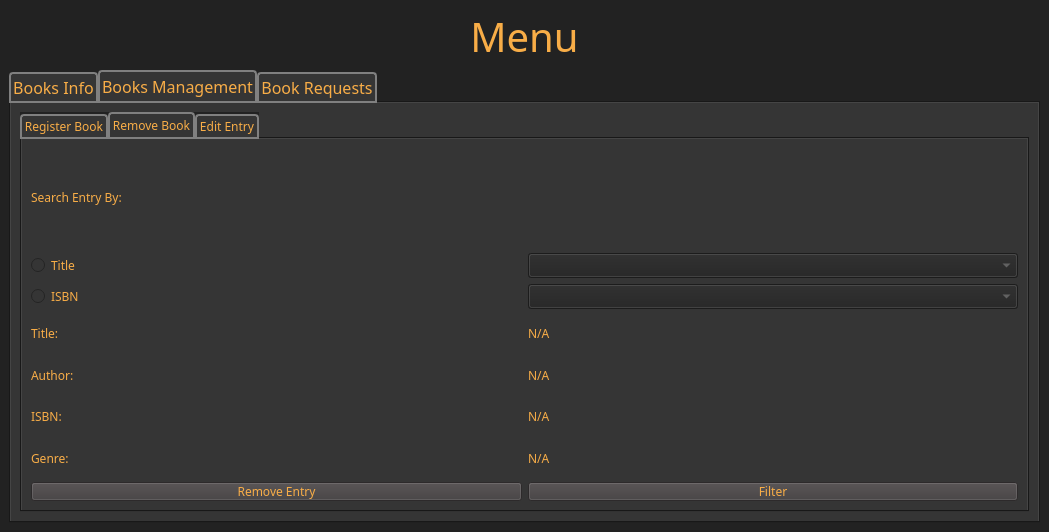
Above: mainwindow.ui from DistroRickDev/lms_oop_qt before the change. Below: the same form after it.
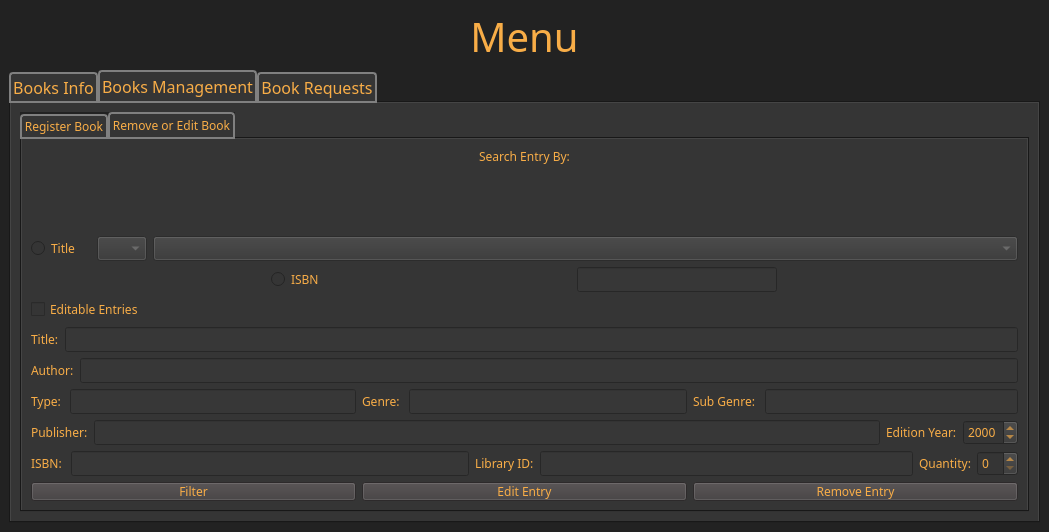
That is the form after the change. The open tabs and pages were chosen to show the change.

Commit message: alignments add requisition and fill table todo

Diff of the .ui file:
```diff
--- a/mainwindow.ui
+++ b/mainwindow.ui
@@ -38,6 +38,9 @@
     border-top-right-radius: 4px;
 }
 
+QCheckBox{
+	alignment: AlignHCenter;
+}
 
 QTabBar::tab:selected {
     color: #f8ad47;
@@ -65,15 +68,19 @@
 }
 
 
-QLabel{
+QLabel, QCheckBox{
 	background: #353535;
 }
 
-QSpinBox, QDateEdit, #genre_cb, #subgenre_cb, #type_cb{
+QSpinBox, QComboBox,QDateEdit{
 	background: #353535;
 	color: #f8ad47;
 }
 
+QLineEdit::disabled{
+	background: #373737;
+}
+
 
 QLineEdit{
 	background: #D3D3D3;
@@ -146,119 +153,61 @@
          </attribute>
          <layout class="QVBoxLayout" name="verticalLayout_9">
           <item>
-           <layout class="QVBoxLayout" name="verticalLayout_8">
-            <item>
-             <widget class="QLabel" name="title_info">
-              <property name="text">
-               <string>TITLE: </string>
-              </property>
-             </widget>
-            </item>
-            <item>
-             <widget class="QLabel" name="author_info">
-              <property name="text">
-               <string>AUTHOR: </string>
-              </property>
-             </widget>
-            </item>
-           </layout>
-          </item>
-          <item>
-           <layout class="QHBoxLayout" name="horizontalLayout_21">
-            <item>
-             <widget class="QLabel" name="type_info">
-              <property name="text">
-               <string>TYPE: </string>
-              </property>
-             </widget>
-            </item>
-            <item>
-             <widget class="QLabel" name="genre_info">
-              <property name="text">
-               <string>GENRE: </string>
-              </property>
-             </widget>
-            </item>
-            <item>
-             <widget class="QLabel" name="subgenre_info">
-              <property name="text">
-               <string>SUBGENRE: </string>
-              </property>
-             </widget>
-            </item>
-           </layout>
-          </item>
-          <item>
-           <layout class="QHBoxLayout" name="horizontalLayout_23">
-            <item>
-             <widget class="QLabel" name="publisher_info">
-              <property name="text">
-               <string>PUBLISHER: </string>
-              </property>
-             </widget>
-            </item>
-            <item>
-             <widget class="QLabel" name="edition_info">
-              <property name="text">
-               <string>EDITION YEAR:</string>
-              </property>
-             </widget>
-            </item>
-           </layout>
-          </item>
-          <item>
-           <layout class="QHBoxLayout" name="horizontalLayout_24">
-            <item>
-             <widget class="QLabel" name="isbn_info">
-              <property name="text">
-               <string>ISBN:</string>
-              </property>
-             </widget>
-            </item>
-            <item>
-             <widget class="QLabel" name="libraryID_info">
-              <property name="text">
-               <string>LIBRARY ID:</string>
-              </property>
-             </widget>
-            </item>
-           </layout>
-          </item>
-          <item>
-           <layout class="QHBoxLayout" name="horizontalLayout_26">
-            <item>
-             <widget class="QLabel" name="number_of_copies">
-              <property name="text">
-               <string>NUMBER OF COPIES: </string>
-              </property>
-             </widget>
-            </item>
-            <item>
-             <widget class="QLabel" name="availability_info">
-              <property name="text">
-               <string>AVAILABILITY: </string>
-              </property>
-             </widget>
-            </item>
-           </layout>
-          </item>
-          <item>
-           <layout class="QHBoxLayout" name="horizontalLayout_25">
-            <item>
-             <widget class="QPushButton" name="select_info_btn">
-              <property name="text">
-               <string>SELECT</string>
-              </property>
-             </widget>
-            </item>
-            <item>
-             <widget class="QPushButton" name="clear_info_btn">
-              <property name="text">
-               <string>CLEAR</string>
-              </property>
-             </widget>
-            </item>
-           </layout>
+           <widget class="QTableWidget" name="tableWidget">
+            <property name="columnCount">
+             <number>10</number>
+            </property>
+            <column>
+             <property name="text">
+              <string>TITLE</string>
+             </property>
+            </column>
+            <column>
+             <property name="text">
+              <string>AUTHOR</string>
+             </property>
+            </column>
+            <column>
+             <property name="text">
+              <string>TYPE</string>
+             </property>
+            </column>
+            <column>
+             <property name="text">
+              <string>GENRE</string>
+             </property>
+            </column>
+            <column>
+             <property name="text">
+              <string>SUBGENRE</string>
+             </property>
+            </column>
+            <column>
+             <property name="text">
+              <string>PUBLISHER</string>
+             </property>
+            </column>
+            <column>
+             <property name="text">
+              <string>EDITION YEAR</string>
+             </property>
+            </column>
+            <column>
+             <property name="text">
+              <string>ISBN</string>
+             </property>
+            </column>
+            <column>
+             <property name="text">
+              <string>LIBRARY ID</string>
+             </property>
+            </column>
+            <column>
+             <property name="text">
+              <string>QUANTITY</string>
+             </property>
+            </column>
+           </widget>
           </item>
          </layout>
         </widget>
@@ -485,9 +434,9 @@
             </widget>
             <widget class="QWidget" name="remove_tab">
              <attribute name="title">
-              <string>Remove Book</string>
+              <string>Remove or Edit Book</string>
              </attribute>
-             <layout class="QVBoxLayout" name="verticalLayout_7">
+             <layout class="QVBoxLayout" name="verticalLayout_5">
               <item>
                <layout class="QVBoxLayout" name="verticalLayout_4">
                 <item>
@@ -495,17 +444,42 @@
                   <property name="text">
                    <string>Search Entry By:</string>
                   </property>
+                  <property name="alignment">
+                   <set>Qt::AlignHCenter|Qt::AlignTop</set>
+                  </property>
+                  <property name="wordWrap">
+                   <bool>false</bool>
+                  </property>
                  </widget>
                 </item>
                 <item>
-                 <layout class="QHBoxLayout" name="horizontalLayout_8">
+                 <layout class="QHBoxLayout" name="horizontalLayout_21">
                   <item>
                    <widget class="QRadioButton" name="title_filter_rb">
+                    <property name="maximumSize">
+                     <size>
+                      <width>60</width>
+                      <height>16777215</height>
+                     </size>
+                    </property>
                     <property name="text">
                      <string>Title</string>
                     </property>
                    </widget>
                   </item>
+                  <item>
+                   <widget class="QComboBox" name="alphabet_cb">
+                    <property name="enabled">
+                     <bool>false</bool>
+                    </property>
+                    <property name="maximumSize">
+                     <size>
+                      <width>50</width>
+                      <height>16777215</height>
+                     </size>
+                    </property>
+                   </widget>
+                  </item>
                   <item>
                    <widget class="QComboBox" name="title_filter_cb">
                     <property name="enabled">
@@ -516,19 +490,31 @@
                  </layout>
                 </item>
                 <item>
-                 <layout class="QHBoxLayout" name="horizontalLayout_7">
+                 <layout class="QHBoxLayout" name="horizontalLayout_23">
                   <item>
                    <widget class="QRadioButton" name="isbn_filter_rb">
+                    <property name="maximumSize">
+                     <size>
+                      <width>60</width>
+                      <height>16777215</height>
+                     </size>
+                    </property>
                     <property name="text">
                      <string>ISBN</string>
                     </property>
                    </widget>
                   </item>
                   <item>
-                   <widget class="QComboBox" name="isbn_filter_cb">
+                   <widget class="QLineEdit" name="isbn_filter_entry">
                     <property name="enabled">
                      <bool>false</bool>
                     </property>
+                    <property name="maximumSize">
+                     <size>
+                      <width>200</width>
+                      <height>16777215</height>
+                     </size>
+                    </property>
                    </widget>
                   </item>
                  </layout>
@@ -536,20 +522,66 @@
                </layout>
               </item>
               <item>
-               <layout class="QVBoxLayout" name="verticalLayout_5">
+               <widget class="QCheckBox" name="editable_check">
+                <property name="layoutDirection">
+                 <enum>Qt::LeftToRight</enum>
+                </property>
+                <property name="text">
+                 <string>Editable Entries</string>
+                </property>
+               </widget>
+              </item>
+              <item>
+               <layout class="QHBoxLayout" name="horizontalLayout_7">
+                <item>
+                 <widget class="QLabel" name="title_r_label">
+                  <property name="text">
+                   <string>Title:</string>
+                  </property>
+                 </widget>
+                </item>
+                <item>
+                 <widget class="QLineEdit" name="title_edit">
+                  <property name="enabled">
+                   <bool>false</bool>
+                  </property>
+                 </widget>
+                </item>
+               </layout>
+              </item>
+              <item>
+               <layout class="QHBoxLayout" name="horizontalLayout_8">
+                <item>
+                 <widget class="QLabel" name="author_r_label">
+                  <property name="text">
+                   <string>Author:</string>
+                  </property>
+                 </widget>
+                </item>
+                <item>
+                 <widget class="QLineEdit" name="author_edit">
+                  <property name="enabled">
+                   <bool>false</bool>
+                  </property>
+                 </widget>
+                </item>
+               </layout>
+              </item>
+              <item>
+               <layout class="QHBoxLayout" name="horizontalLayout_36">
                 <item>
                  <layout class="QHBoxLayout" name="horizontalLayout_10">
                   <item>
-                   <widget class="QLabel" name="title_r_label">
+                   <widget class="QLabel" name="type_r_label">
                     <property name="text">
-                     <string>Title:</string>
+                     <string>Type: </string>
                     </property>
                    </widget>
                   </item>
                   <item>
-                   <widget class="QLabel" name="title_r_identifier">
-                    <property name="text">
-                     <string>N/A</string>
+                   <widget class="QLineEdit" name="type_edit">
+                    <property name="enabled">
+                     <bool>false</bool>
                     </property>
                    </widget>
                   </item>
@@ -558,16 +590,16 @@
                 <item>
                  <layout class="QHBoxLayout" name="horizontalLayout_11">
                   <item>
-                   <widget class="QLabel" name="author_r_label">
+                   <widget class="QLabel" name="genre_r_label">
                     <property name="text">
-                     <string>Author:</string>
+                     <string>Genre: </string>
                     </property>
                    </widget>
                   </item>
                   <item>
-                   <widget class="QLabel" name="author_r_identifier">
-                    <property name="text">
-                     <string>N/A</string>
+                   <widget class="QLineEdit" name="genre_edit">
+                    <property name="enabled">
+                     <bool>false</bool>
                     </property>
                    </widget>
                   </item>
@@ -576,6 +608,71 @@
                 <item>
                  <layout class="QHBoxLayout" name="horizontalLayout_12">
                   <item>
+                   <widget class="QLabel" name="subgenre_r_label">
+                    <property name="text">
+                     <string>Sub Genre: </string>
+                    </property>
+                   </widget>
+                  </item>
+                  <item>
+                   <widget class="QLineEdit" name="subgenre_edit">
+                    <property name="enabled">
+                     <bool>false</bool>
+                    </property>
+                   </widget>
+                  </item>
+                 </layout>
+                </item>
+               </layout>
+              </item>
+              <item>
+               <layout class="QHBoxLayout" name="horizontalLayout_34">
+                <item>
+                 <layout class="QHBoxLayout" name="horizontalLayout_13">
+                  <item>
+                   <widget class="QLabel" name="publisher_r_label">
+                    <property name="text">
+                     <string>Publisher:</string>
+                    </property>
+                   </widget>
+                  </item>
+                  <item>
+                   <widget class="QLineEdit" name="publisher_edit">
+                    <property name="enabled">
+                     <bool>false</bool>
+                    </property>
+                   </widget>
+                  </item>
+                 </layout>
+                </item>
+                <item>
+                 <layout class="QHBoxLayout" name="horizontalLayout_15">
+                  <item>
+                   <widget class="QLabel" name="year_r_label">
+                    <property name="text">
+                     <string>Edition Year:</string>
+                    </property>
+                   </widget>
+                  </item>
+                  <item>
+                   <widget class="QDateEdit" name="year_edit">
+                    <property name="enabled">
+                     <bool>false</bool>
+                    </property>
+                    <property name="displayFormat">
+                     <string>yyyy</string>
+                    </property>
+                   </widget>
+                  </item>
+                 </layout>
+                </item>
+               </layout>
+              </item>
+              <item>
+               <layout class="QHBoxLayout" name="horizontalLayout_35">
+                <item>
+                 <layout class="QHBoxLayout" name="horizontalLayout_27">
+                  <item>
                    <widget class="QLabel" name="isbn_r_label">
                     <property name="text">
                      <string>ISBN: </string>
@@ -583,27 +680,45 @@
                    </widget>
                   </item>
                   <item>
-                   <widget class="QLabel" name="isbn_r_identifier">
-                    <property name="text">
-                     <string>N/A</string>
+                   <widget class="QLineEdit" name="isbn_edit">
+                    <property name="enabled">
+                     <bool>false</bool>
                     </property>
                    </widget>
                   </item>
                  </layout>
                 </item>
                 <item>
-                 <layout class="QHBoxLayout" name="horizontalLayout_13">
+                 <layout class="QHBoxLayout" name="horizontalLayout_28">
                   <item>
-                   <widget class="QLabel" name="genre_r_label">
+                   <widget class="QLabel" name="lid_r_label">
                     <property name="text">
-                     <string>Genre: </string>
+                     <string>Library ID:</string>
                     </property>
                    </widget>
                   </item>
                   <item>
-                   <widget class="QLabel" name="genre_r_identifier">
+                   <widget class="QLineEdit" name="lid_edit">
+                    <property name="enabled">
+                     <bool>false</bool>
+                    </property>
+                   </widget>
+                  </item>
+                 </layout>
+                </item>
+                <item>
+                 <layout class="QHBoxLayout" name="horizontalLayout_29">
+                  <item>
+                   <widget class="QLabel" name="qty_r_label">
                     <property name="text">
-                     <string>N/A</string>
+                     <string>Quantity:</string>
+                    </property>
+                   </widget>
+                  </item>
+                  <item>
+                   <widget class="QSpinBox" name="qty_edit">
+                    <property name="enabled">
+                     <bool>false</bool>
                     </property>
                    </widget>
                   </item>
@@ -612,14 +727,7 @@
                </layout>
               </item>
               <item>
-               <layout class="QHBoxLayout" name="horizontalLayout_15">
-                <item>
-                 <widget class="QPushButton" name="remove_btn">
-                  <property name="text">
-                   <string>Remove Entry</string>
-                  </property>
-                 </widget>
-                </item>
+               <layout class="QHBoxLayout" name="horizontalLayout_33">
                 <item>
                  <widget class="QPushButton" name="filter_btn">
                   <property name="text">
@@ -627,15 +735,24 @@
                   </property>
                  </widget>
                 </item>
+                <item>
+                 <widget class="QPushButton" name="edit_btn">
+                  <property name="text">
+                   <string>Edit Entry</string>
+                  </property>
+                 </widget>
+                </item>
+                <item>
+                 <widget class="QPushButton" name="remove_btn">
+                  <property name="text">
+                   <string>Remove Entry</string>
+                  </property>
+                 </widget>
+                </item>
                </layout>
               </item>
              </layout>
             </widget>
-            <widget class="QWidget" name="edit_tab">
-             <attribute name="title">
-              <string>Edit Entry</string>
-             </attribute>
-            </widget>
            </widget>
           </item>
          </layout>
```
Left out of the diff: 8 changed lines with no effect on the pictures. The commit also changes 6 other files.
